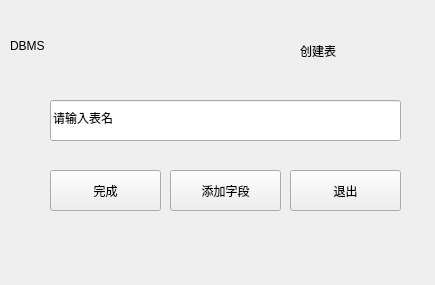
jy-080610/DBMS, file creattable.ui: the form before one commit.
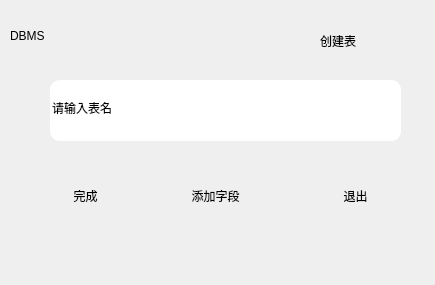
The form after the commit. Icons and pictures are not drawn.

Diff of the .ui file:
```diff
--- a/creattable.ui
+++ b/creattable.ui
@@ -19,12 +19,22 @@
   <widget class="QPushButton" name="pushButton">
    <property name="geometry">
     <rect>
-     <x>50</x>
+     <x>30</x>
      <y>170</y>
      <width>111</width>
-     <height>41</height>
+     <height>51</height>
     </rect>
    </property>
+   <property name="styleSheet">
+    <string notr="true">QPushButton {
+  
+ border-color: rgb(93, 171, 255);
+    border-radius: 20px;
+    border-style: outset;
+ 
+ background-image: url(:/picture/b3.jpg);
+    }</string>
+   </property>
    <property name="text">
     <string>完成</string>
    </property>
@@ -32,12 +42,22 @@
   <widget class="QPushButton" name="add">
    <property name="geometry">
     <rect>
-     <x>170</x>
+     <x>160</x>
      <y>170</y>
      <width>111</width>
-     <height>41</height>
+     <height>51</height>
     </rect>
    </property>
+   <property name="styleSheet">
+    <string notr="true">QPushButton {
+  
+ border-color: rgb(93, 171, 255);
+    border-radius: 20px;
+    border-style: outset;
+ 
+ background-image: url(:/picture/b3.jpg);
+    }</string>
+   </property>
    <property name="text">
     <string>添加字段</string>
    </property>
@@ -46,11 +66,21 @@
    <property name="geometry">
     <rect>
      <x>50</x>
-     <y>100</y>
+     <y>80</y>
      <width>351</width>
-     <height>41</height>
+     <height>61</height>
     </rect>
    </property>
+   <property name="styleSheet">
+    <string notr="true">QLineEdit {
+  
+ background-image: url(:/picture/b5.jpg);
+ border-color: rgb(93, 171, 255);
+    border-radius: 10px;
+    border-style: outset;
+  
+    }</string>
+   </property>
    <property name="text">
     <string>请输入表名</string>
    </property>
@@ -58,8 +88,8 @@
   <widget class="QLabel" name="label">
    <property name="geometry">
     <rect>
-     <x>300</x>
-     <y>30</y>
+     <x>320</x>
+     <y>20</y>
      <width>81</width>
      <height>41</height>
     </rect>
@@ -72,7 +102,7 @@
    <property name="geometry">
     <rect>
      <x>10</x>
-     <y>10</y>
+     <y>0</y>
      <width>131</width>
      <height>71</height>
     </rect>
@@ -87,12 +117,22 @@
   <widget class="QPushButton" name="pushButton_2">
    <property name="geometry">
     <rect>
-     <x>290</x>
+     <x>300</x>
      <y>170</y>
      <width>111</width>
-     <height>41</height>
+     <height>51</height>
     </rect>
    </property>
+   <property name="styleSheet">
+    <string notr="true">QPushButton {
+  
+ border-color: rgb(93, 171, 255);
+    border-radius: 20px;
+    border-style: outset;
+ 
+ background-image: url(:/picture/b3.jpg);
+    }</string>
+   </property>
    <property name="text">
     <string>退出</string>
    </property>
```
Left out of the diff: 7 changed lines with no effect on the pictures.
